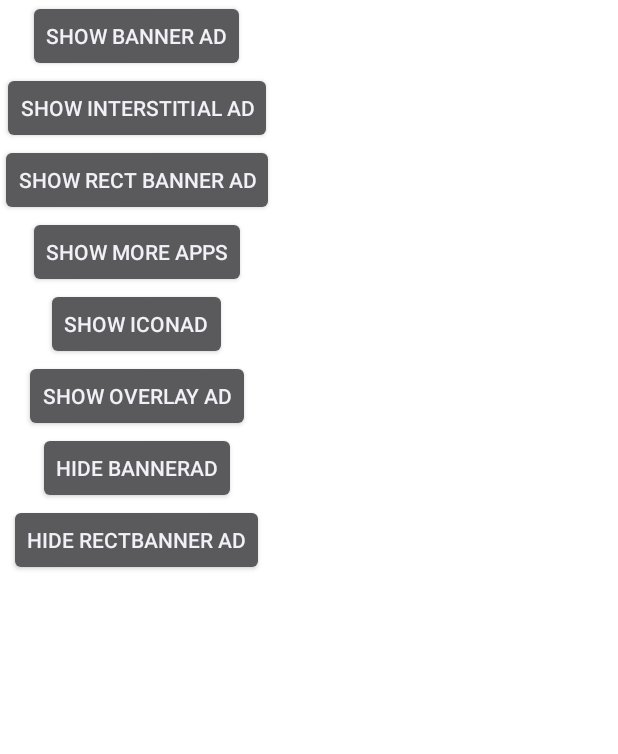
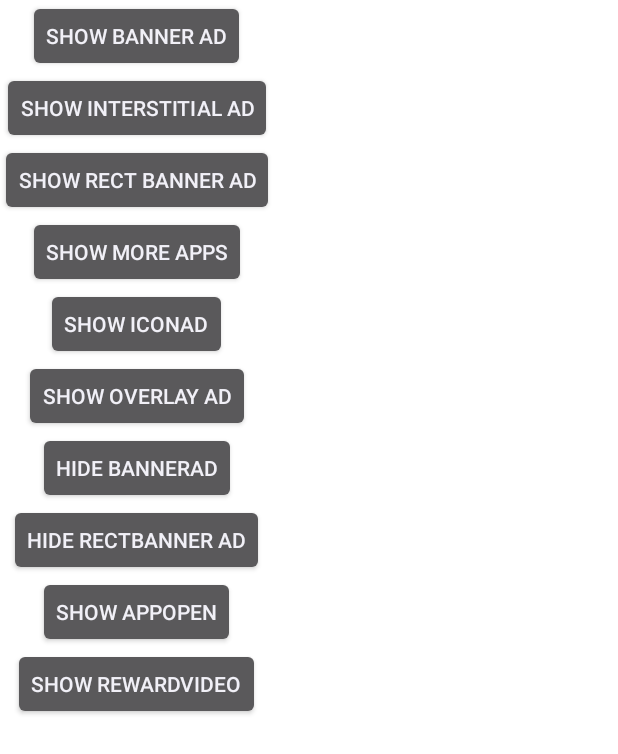
Before and after one commit to GameAdzone-Sdk-Test-Project/GameADzone-Android-sdk, an Android app: the screen it shows after launch (MainActivity), on a phone screen of 412 x 824 dp. Shown: the top 754 px of the screen. Run offline under Robolectric (Android 15) with nearby library versions, the phone set to English and light mode, and no system bars; our stand-ins replace AdMob; libraries missing offline, so code that uses them is left out: com.sdk.gameadzone; 3 statements that could not run were skipped.

Commit message:
Android Test Project
Android Test Project

```diff
--- a/ANDemo/app/build.gradle
+++ b/ANDemo/app/build.gradle
@@ -43,5 +43,10 @@ dependencies {
     androidTestImplementation 'androidx.test.espresso:espresso-core:3.2.0'
     implementation 'com.google.android.gms:play-services-ads:19.8.0'
     implementation 'com.android.installreferrer:installreferrer:2.2'
+    def lifecycle_version = "2.0.0"
+    implementation "androidx.lifecycle:lifecycle-extensions:$lifecycle_version"
+    implementation "androidx.lifecycle:lifecycle-runtime:$lifecycle_version"
+    annotationProcessor "androidx.lifecycle:lifecycle-compiler:$lifecycle_version"
+
 
 }
--- a/ANDemo/app/src/main/java/com/example/androiddemo/MainActivity.java
+++ b/ANDemo/app/src/main/java/com/example/androiddemo/MainActivity.java
@@ -5,6 +5,7 @@ import android.os.Bundle;
 
 import com.google.android.gms.ads.MobileAds;
 import com.google.android.gms.ads.interstitial.InterstitialAd;
+import com.google.android.gms.ads.rewarded.RewardItem;
 import com.google.android.material.floatingactionbutton.FloatingActionButton;
 import com.google.android.material.snackbar.Snackbar;
 //import com.gamead
@@ -28,6 +29,7 @@ import android.widget.Toast;
 
 public class MainActivity extends AppCompatActivity {
     Activity activity =null;
+    LinearLayout mainlayout;
 
     @Override
     protected void onCreate(Bundle savedInstanceState) {
@@ -57,8 +59,9 @@ Activity activity =null;
         layout.setOrientation(LinearLayout.VERTICAL);
         layout.setGravity(Gravity.CENTER);
 
-
-
+        layout.setLayoutParams(new LinearLayout.LayoutParams
+                (LinearLayout.LayoutParams.WRAP_CONTENT,
+                        LinearLayout.LayoutParams.WRAP_CONTENT));
 
 
         Button showBannerAD =new Button(getApplicationContext());
@@ -149,7 +152,7 @@ Activity activity =null;
                 if(GameADzoneRectangle.isLoaded())
                 {
 
-                    rectBannerLayout.addView(GameADzoneRectangle.loadView());
+                    rectBannerLayout.addView(GameADzoneRectangle.showView());
 
                 }
                 layout.addView(rectBannerLayout);
@@ -206,25 +209,6 @@ Activity activity =null;
         Button overlayAd=new Button(getApplicationContext());
         overlayAd.setText("Show Overlay Ad");
 
-        Button b7=new Button(getApplicationContext());
-        b7.setText("Hide BannerAd");
-
-        Button b8=new Button(getApplicationContext());
-        b8.setText("Hide RectBanner Ad");
-
-
-
-
-        layout.setLayoutParams(new LinearLayout.LayoutParams
-                (LinearLayout.LayoutParams.WRAP_CONTENT,
-                        LinearLayout.LayoutParams.WRAP_CONTENT));
-
-
-
-
-
-
-
 
         overlayAd.setLayoutParams(new LinearLayout.LayoutParams
                 (LinearLayout.LayoutParams.WRAP_CONTENT,
@@ -241,42 +225,35 @@ Activity activity =null;
 
             }
         });
-        b7.setLayoutParams(new LinearLayout.LayoutParams
+
+        Button hideBanner=new Button(getApplicationContext());
+        hideBanner.setText("Hide BannerAd");
+
+
+        hideBanner.setLayoutParams(new LinearLayout.LayoutParams
                 (LinearLayout.LayoutParams.WRAP_CONTENT,
                         LinearLayout.LayoutParams.MATCH_PARENT));
-        b8.setLayoutParams(new LinearLayout.LayoutParams
-                (LinearLayout.LayoutParams.WRAP_CONTENT,
-                        LinearLayout.LayoutParams.MATCH_PARENT));
+        layout.addView(hideBanner);
 
-
-
-
-
-
-
-
-
-
-
-        layout.addView(b7);
-        layout.addView(b8);
-
-        setContentView(layout);
-
-
-
-
-
-
-
-        b7.setOnClickListener(new View.OnClickListener() {
+        hideBanner.setOnClickListener(new View.OnClickListener() {
             @Override
             public void onClick(View view) {
                 Toast.makeText(getBaseContext(),"Clicked",Toast.LENGTH_SHORT).show();
                 GameADzoneBanner.Hidden();
             }
         });
-        b8.setOnClickListener(new View.OnClickListener() {
+
+
+        Button hideRectBanner=new Button(getApplicationContext());
+        hideRectBanner.setText("Hide RectBanner Ad");
+
+
+        hideRectBanner.setLayoutParams(new LinearLayout.LayoutParams
+                (LinearLayout.LayoutParams.WRAP_CONTENT,
+                        LinearLayout.LayoutParams.MATCH_PARENT));
+        layout.addView(hideRectBanner);
+        setContentView(layout);
+        hideRectBanner.setOnClickListener(new View.OnClickListener() {
             @Override
             public void onClick(View view) {
                 Toast.makeText(getBaseContext(),"Clicked",Toast.LENGTH_SHORT).show();
@@ -284,10 +261,68 @@ Activity activity =null;
             }
         });
 
+        Button AppopenAd=new Button(getApplicationContext());
+        AppopenAd.setText("Show AppOpen");
+        AppopenAd.setLayoutParams(new LinearLayout.LayoutParams
+                (LinearLayout.LayoutParams.WRAP_CONTENT,
+                        LinearLayout.LayoutParams.MATCH_PARENT));
+        layout.addView(AppopenAd);
+        AppopenAd.setOnClickListener(new View.OnClickListener() {
+            @Override
+            public void onClick(View view) {
+                Toast.makeText(getBaseContext(),"Clicked",Toast.LENGTH_SHORT).show();
+                if(GameADzoneAppOpenAd.isLoaded())
+                {
+                    GameADzoneAppOpenAd.show();
+                }
+            }
+        });
+
+        Button rewardAd=new Button(getApplicationContext());
+        rewardAd.setText("Show RewardVideo");
+        rewardAd.setLayoutParams(new LinearLayout.LayoutParams
+                (LinearLayout.LayoutParams.WRAP_CONTENT,
+                        LinearLayout.LayoutParams.MATCH_PARENT));
+        layout.addView(rewardAd);
+        rewardAd.setOnClickListener(new View.OnClickListener() {
+            @Override
+            public void onClick(View view) {
+                Toast.makeText(getBaseContext(),"Clicked",Toast.LENGTH_SHORT).show();
+
+                if(GameAdzoneRewardedAd.isLoaded())
+                {
+                    GameAdzoneRewardedAd.Show();
+                }
+
+            }
+        });
+
+        GameAdzoneRewardAdListener.setRewardVideoListener(new GameAdzoneRewardAdListener.RewardVideoListener() {
+            @Override
+            public void onRewardAdLoaded() {
+                Log.v("GameAdzoneReward","onRewardAdLoaded");
             }
 
             @Override
-    public boolean onCreateOptionsMenu(Menu menu) {
+            public void onRewardAdFailedToLoad(int i) {
+                Log.v("GameAdzoneReward","onRewardAdFailedToLoad");
+            }
+
+            @Override
+            public void onUserEarnedReward(RewardItem rewardItem) {
+                Log.v("GameAdzoneReward","onUserEarnedReward");
+            }
+        });
+
+
+    }
+public void BannerAd()
+{
+
+}
+    @Override
+    public boolean onCreateOptionsMenu(Menu menu)
+    {
         // Inflate the menu; this adds items to the action bar if it is present.
         getMenuInflater().inflate(R.menu.menu_main, menu);
         return true;
```
Also changed, not shown: 1 other file. Lines whose indentation alone changed are shown as unchanged.
